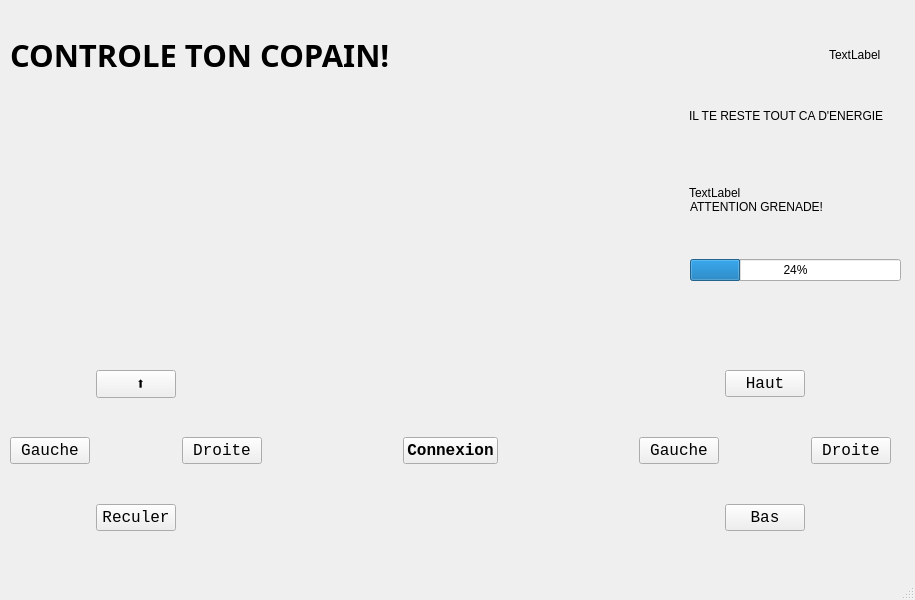
The window that Application/mainwindow.ui (LeBourguignon/WifiBot) describes before a commit, drawn with Qt 5.
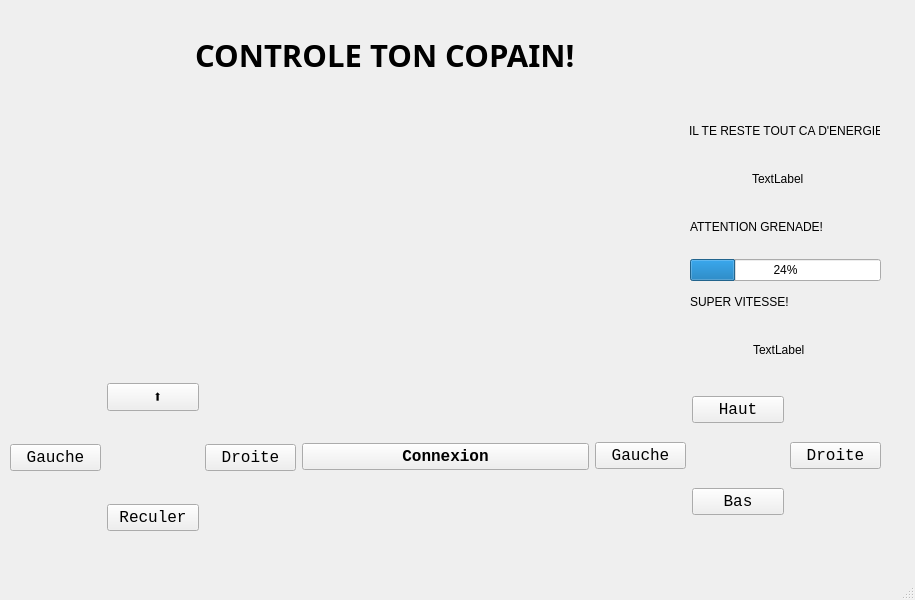
The same window after the commit.

Commit message:
ajout de la vitesse dans l'interface graphique
vous trouverez la vitesse et le fait que c'est centré

Patch:
```diff
--- a/Application/mainwindow.ui
+++ b/Application/mainwindow.ui
@@ -22,27 +22,14 @@
      <rect>
       <x>10</x>
       <y>370</y>
-      <width>881</width>
+      <width>871</width>
       <height>161</height>
      </rect>
     </property>
     <layout class="QGridLayout" name="gridLayout_4">
-     <item row="0" column="3">
-      <spacer name="horizontalSpacer_4">
-       <property name="orientation">
-        <enum>Qt::Horizontal</enum>
-       </property>
-       <property name="sizeHint" stdset="0">
-        <size>
-         <width>40</width>
-         <height>20</height>
-        </size>
-       </property>
-      </spacer>
-     </item>
-     <item row="0" column="4">
+     <item row="1" column="2">
       <layout class="QGridLayout" name="gridLayout_2">
-       <item row="2" column="0">
+       <item row="1" column="0">
         <widget class="QPushButton" name="Camera_Gauche">
          <property name="font">
           <font>
@@ -55,7 +42,7 @@
          </property>
         </widget>
        </item>
-       <item row="4" column="1">
+       <item row="2" column="1">
         <widget class="QPushButton" name="Camera_Bas">
          <property name="font">
           <font>
@@ -84,7 +71,7 @@
          </property>
         </widget>
        </item>
-       <item row="2" column="2">
+       <item row="1" column="2">
         <widget class="QPushButton" name="Camera_Droite">
          <property name="font">
           <font>
@@ -97,48 +84,36 @@
          </property>
         </widget>
        </item>
-       <item row="1" column="1">
-        <spacer name="verticalSpacer_5">
-         <property name="orientation">
-          <enum>Qt::Vertical</enum>
-         </property>
-         <property name="sizeHint" stdset="0">
-          <size>
-           <width>20</width>
-           <height>40</height>
-          </size>
-         </property>
-        </spacer>
-       </item>
-       <item row="2" column="1">
-        <spacer name="horizontalSpacer_5">
-         <property name="orientation">
-          <enum>Qt::Horizontal</enum>
-         </property>
-         <property name="sizeHint" stdset="0">
-          <size>
-           <width>40</width>
-           <height>20</height>
-          </size>
-         </property>
-        </spacer>
-       </item>
-       <item row="3" column="1">
-        <spacer name="verticalSpacer_6">
-         <property name="orientation">
-          <enum>Qt::Vertical</enum>
-         </property>
-         <property name="sizeHint" stdset="0">
-          <size>
-           <width>20</width>
-           <height>40</height>
-          </size>
-         </property>
-        </spacer>
-       </item>
       </layout>
      </item>
+     <item row="1" column="1">
+      <widget class="QPushButton" name="Connexion">
+       <property name="font">
+        <font>
+         <family>Courier New</family>
+         <pointsize>12</pointsize>
+         <bold>true</bold>
+        </font>
+       </property>
+       <property name="text">
+        <string>Connexion</string>
+       </property>
+      </widget>
+     </item>
      <item row="0" column="0">
+      <spacer name="verticalSpacer_10">
+       <property name="orientation">
+        <enum>Qt::Vertical</enum>
+       </property>
+       <property name="sizeHint" stdset="0">
+        <size>
+         <width>20</width>
+         <height>40</height>
+        </size>
+       </property>
+      </spacer>
+     </item>
+     <item row="1" column="0">
       <layout class="QGridLayout" name="gridLayout">
        <item row="2" column="2">
         <widget class="QPushButton" name="Droite">
@@ -166,19 +141,6 @@
          </property>
         </widget>
        </item>
-       <item row="2" column="1">
-        <spacer name="horizontalSpacer_2">
-         <property name="orientation">
-          <enum>Qt::Horizontal</enum>
-         </property>
-         <property name="sizeHint" stdset="0">
-          <size>
-           <width>40</width>
-           <height>20</height>
-          </size>
-         </property>
-        </spacer>
-       </item>
        <item row="0" column="1">
         <widget class="QPushButton" name="Avancer">
          <property name="font">
@@ -234,33 +196,6 @@
        </item>
       </layout>
      </item>
-     <item row="0" column="1">
-      <spacer name="horizontalSpacer_3">
-       <property name="orientation">
-        <enum>Qt::Horizontal</enum>
-       </property>
-       <property name="sizeHint" stdset="0">
-        <size>
-         <width>40</width>
-         <height>20</height>
-        </size>
-       </property>
-      </spacer>
-     </item>
-     <item row="0" column="2">
-      <widget class="QPushButton" name="Connexion">
-       <property name="font">
-        <font>
-         <family>Courier New</family>
-         <pointsize>12</pointsize>
-         <bold>true</bold>
-        </font>
-       </property>
-       <property name="text">
-        <string>Connexion</string>
-       </property>
-      </widget>
-     </item>
     </layout>
    </widget>
    <widget class="QWidget" name="gridLayoutWidget_4">
@@ -285,33 +220,13 @@
         </font>
        </property>
        <property name="text">
-        <string>CONTROLE TON COPAIN!</string>
+        <string>                       CONTROLE TON COPAIN!</string>
        </property>
        <property name="textFormat">
         <enum>Qt::MarkdownText</enum>
        </property>
       </widget>
      </item>
-     <item row="0" column="3">
-      <widget class="QLabel" name="label_4">
-       <property name="text">
-        <string>TextLabel</string>
-       </property>
-      </widget>
-     </item>
-     <item row="0" column="2">
-      <spacer name="horizontalSpacer">
-       <property name="orientation">
-        <enum>Qt::Horizontal</enum>
-       </property>
-       <property name="sizeHint" stdset="0">
-        <size>
-         <width>40</width>
-         <height>20</height>
-        </size>
-       </property>
-      </spacer>
-     </item>
     </layout>
    </widget>
    <widget class="QWidget" name="gridLayoutWidget_5">
@@ -323,54 +238,14 @@
       <height>261</height>
      </rect>
     </property>
-    <layout class="QGridLayout" name="gridLayout_3">
-     <item row="1" column="0">
-      <spacer name="horizontalSpacer_6">
-       <property name="orientation">
-        <enum>Qt::Horizontal</enum>
-       </property>
-       <property name="sizeHint" stdset="0">
-        <size>
-         <width>40</width>
-         <height>20</height>
-        </size>
-       </property>
-      </spacer>
-     </item>
-     <item row="0" column="0">
-      <spacer name="verticalSpacer_8">
-       <property name="orientation">
-        <enum>Qt::Vertical</enum>
-       </property>
-       <property name="sizeHint" stdset="0">
-        <size>
-         <width>20</width>
-         <height>40</height>
-        </size>
-       </property>
-      </spacer>
-     </item>
-     <item row="2" column="0">
-      <spacer name="verticalSpacer_9">
-       <property name="orientation">
-        <enum>Qt::Vertical</enum>
-       </property>
-       <property name="sizeHint" stdset="0">
-        <size>
-         <width>20</width>
-         <height>40</height>
-        </size>
-       </property>
-      </spacer>
-     </item>
-    </layout>
+    <layout class="QGridLayout" name="gridLayout_3"/>
    </widget>
    <widget class="QWidget" name="verticalLayoutWidget">
     <property name="geometry">
      <rect>
       <x>689</x>
       <y>109</y>
-      <width>211</width>
+      <width>191</width>
       <height>91</height>
      </rect>
     </property>
@@ -382,23 +257,10 @@
        </property>
       </widget>
      </item>
-     <item>
-      <spacer name="verticalSpacer">
-       <property name="orientation">
-        <enum>Qt::Vertical</enum>
-       </property>
-       <property name="sizeHint" stdset="0">
-        <size>
-         <width>20</width>
-         <height>40</height>
-        </size>
-       </property>
-      </spacer>
-     </item>
      <item>
       <widget class="QLabel" name="label_5">
        <property name="text">
-        <string>TextLabel</string>
+        <string>                   TextLabel</string>
        </property>
       </widget>
      </item>
@@ -409,7 +271,7 @@
      <rect>
       <x>690</x>
       <y>200</y>
-      <width>211</width>
+      <width>191</width>
       <height>81</height>
      </rect>
     </property>
@@ -421,19 +283,6 @@
        </property>
       </widget>
      </item>
-     <item>
-      <spacer name="verticalSpacer_2">
-       <property name="orientation">
-        <enum>Qt::Vertical</enum>
-       </property>
-       <property name="sizeHint" stdset="0">
-        <size>
-         <width>20</width>
-         <height>40</height>
-        </size>
-       </property>
-      </spacer>
-     </item>
      <item>
       <widget class="QProgressBar" name="progressBar">
        <property name="value">
@@ -443,6 +292,32 @@
      </item>
     </layout>
    </widget>
+   <widget class="QWidget" name="verticalLayoutWidget_3">
+    <property name="geometry">
+     <rect>
+      <x>690</x>
+      <y>280</y>
+      <width>191</width>
+      <height>91</height>
+     </rect>
+    </property>
+    <layout class="QVBoxLayout" name="verticalLayout_3">
+     <item>
+      <widget class="QLabel" name="label_6">
+       <property name="text">
+        <string>SUPER VITESSE!</string>
+       </property>
+      </widget>
+     </item>
+     <item>
+      <widget class="QLabel" name="label_7">
+       <property name="text">
+        <string>                   TextLabel</string>
+       </property>
+      </widget>
+     </item>
+    </layout>
+   </widget>
   </widget>
   <widget class="QMenuBar" name="menubar">
    <property name="geometry">
```
